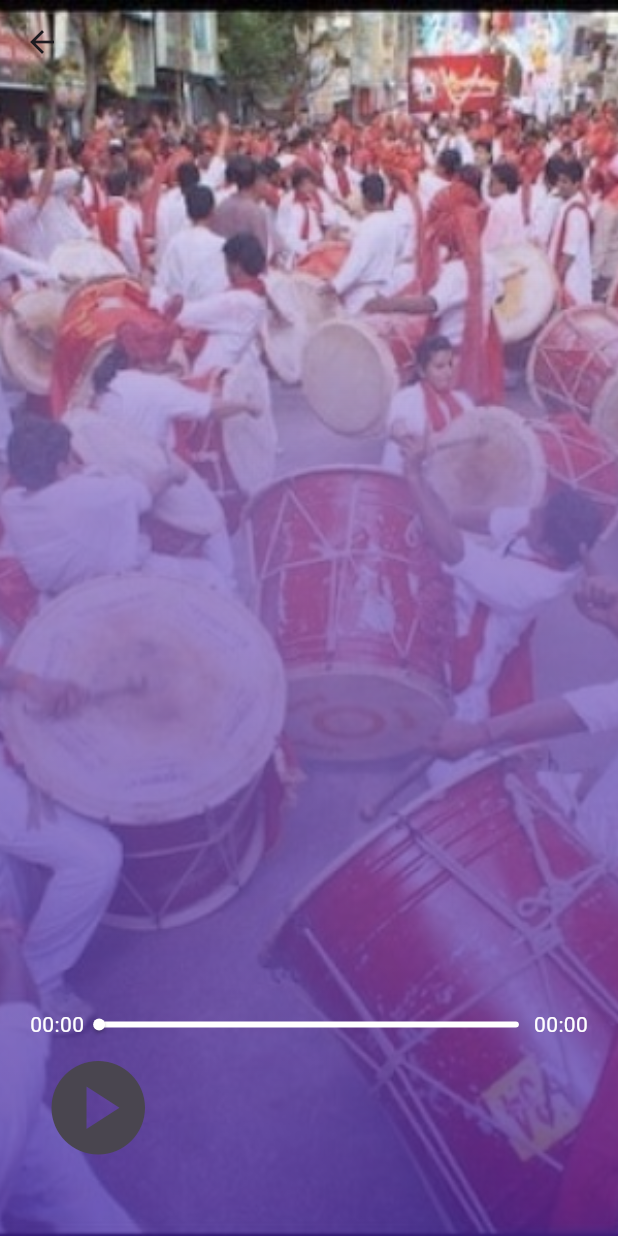
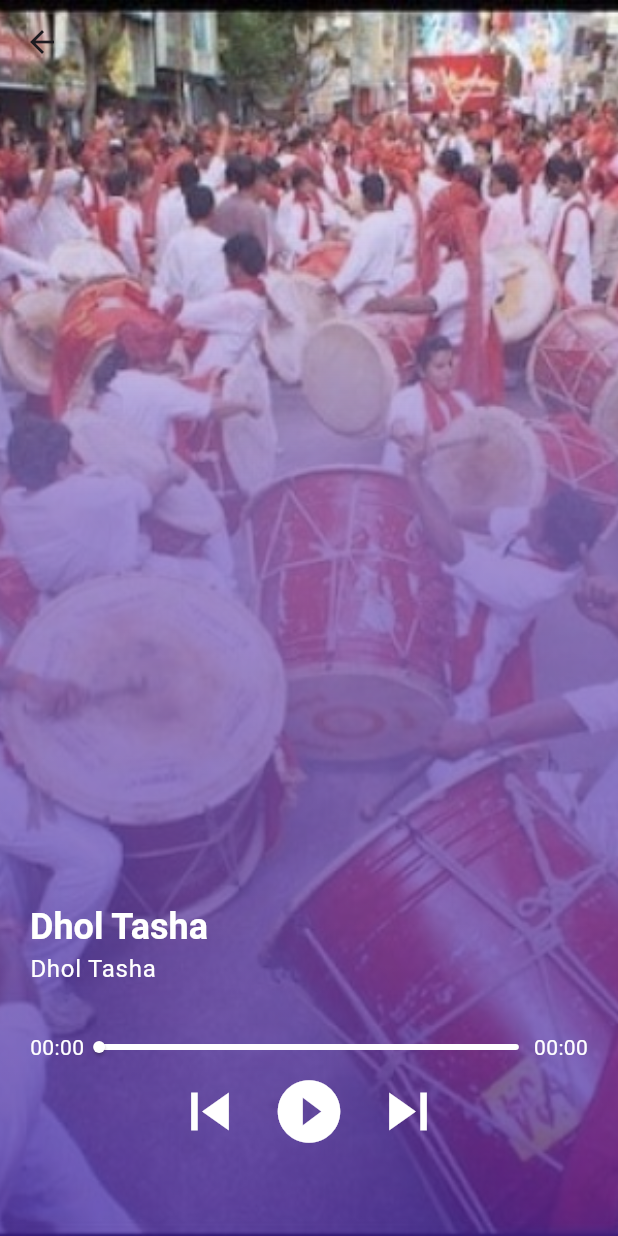
Before and after one commit to Jangle-Parth/Gaana, a Flutter app: the SongScreen screen opened by its route, on a phone screen of 412 x 824 dp. Run offline on Flutter 3.47's test engine with Material 3 defaults, Android fonts, the phone set to English and light mode, and no system bars; our stand-ins replace get, just_audio, rxdart.

Commit message:
Completed The Project

```diff
--- a/lib/screens/song_screen.dart
+++ b/lib/screens/song_screen.dart
@@ -1,6 +1,8 @@
 import 'package:GAANA/models/song_model.dart';
+import 'package:GAANA/widgets/player_buttons.dart';
 import 'package:GAANA/widgets/seekbar.dart';
 import 'package:flutter/material.dart';
+import 'package:get/get.dart';
 import 'package:just_audio/just_audio.dart';
 import 'package:rxdart/rxdart.dart' as rxdart;
 
@@ -12,7 +14,7 @@ class SongScreen extends StatefulWidget {
 
 class _SongScreenState extends State<SongScreen> {
   AudioPlayer audioPlayer = AudioPlayer();
-  Song song = Song.songs[0];
+  Song song = Get.arguments ?? Song.songs[0];
   void initState() {
     super.initState();
     audioPlayer.setAudioSource(ConcatenatingAudioSource(children: [
@@ -49,7 +51,9 @@ class _SongScreenState extends State<SongScreen> {
           ),
           _BackgroundFilter(),
           _MusicPlayer(
-              seekBarDataStream: _seekBarDataStream, audioPlayer: audioPlayer),
+              song: song,
+              seekBarDataStream: _seekBarDataStream,
+              audioPlayer: audioPlayer),
         ],
       ),
     );
@@ -59,21 +63,40 @@ class _SongScreenState extends State<SongScreen> {
 class _MusicPlayer extends StatelessWidget {
   const _MusicPlayer({
     super.key,
+    required this.song,
     required Stream<SeekBarData> seekBarDataStream,
     required this.audioPlayer,
   }) : _seekBarDataStream = seekBarDataStream;
-
+  final Song song;
   final Stream<SeekBarData> _seekBarDataStream;
   final AudioPlayer audioPlayer;
 
   @override
   Widget build(BuildContext context) {
     return Padding(
-      padding: const EdgeInsets.symmetric(horizontal: 20, vertical: 40),
+      padding: const EdgeInsets.symmetric(horizontal: 20, vertical: 50),
       child: Column(
         mainAxisAlignment: MainAxisAlignment.end,
         crossAxisAlignment: CrossAxisAlignment.start,
         children: [
+          Text(
+            song.title,
+            style: Theme.of(context)
+                .textTheme
+                .headlineSmall!
+                .copyWith(color: Colors.white, fontWeight: FontWeight.bold),
+          ),
+          Text(
+            song.description,
+            maxLines: 2,
+            style: Theme.of(context)
+                .textTheme
+                .bodyLarge!
+                .copyWith(color: Colors.white),
+          ),
+          SizedBox(
+            height: 30,
+          ),
           StreamBuilder<SeekBarData>(
             stream: _seekBarDataStream,
             builder: (context, snapshot) {
@@ -88,60 +111,6 @@ class _MusicPlayer extends StatelessWidget {
           PlayerButtons(audioPlayer: audioPlayer)
         ],
       ),
-    );
-  }
-}
-
-class PlayerButtons extends StatelessWidget {
-  const PlayerButtons({
-    super.key,
-    required this.audioPlayer,
-  });
-
-  final AudioPlayer audioPlayer;
-
-  @override
-  Widget build(BuildContext context) {
-    return Row(
-      children: [
-        StreamBuilder(
-          stream: audioPlayer.playerStateStream,
-          builder: (context, snapshot) {
-            if (snapshot.hasData) {
-              final playerState = snapshot.data;
-              final processingState =
-                  (playerState! as PlayerState).processingState;
-              if (processingState == ProcessingState.loading ||
-                  processingState == ProcessingState.buffering) {
-                return Container(
-                  width: 64,
-                  height: 64,
-                  margin: EdgeInsets.all(10),
-                  child: CircularProgressIndicator(),
-                );
-              } else if (!audioPlayer.playing) {
-                return IconButton(
-                    onPressed: audioPlayer.play,
-                    iconSize: 75,
-                    icon: Icon(Icons.play_circle));
-              } else if (processingState != ProcessingState.completed) {
-                return IconButton(
-                    onPressed: audioPlayer.pause,
-                    iconSize: 75,
-                    icon: Icon(Icons.pause));
-              } else {
-                return IconButton(
-                    onPressed: () => audioPlayer.seek(Duration.zero,
-                        index: audioPlayer.effectiveIndices!.first),
-                    iconSize: 75,
-                    icon: Icon(Icons.replay));
-              }
-            } else {
-              return CircularProgressIndicator();
-            }
-          },
-        ),
-      ],
     );
   }
 }
--- a/lib/widgets/player_buttons.dart
+++ b/lib/widgets/player_buttons.dart
@@ -14,14 +14,27 @@ class PlayerButtons extends StatelessWidget {
     return Row(
       mainAxisAlignment: MainAxisAlignment.center,
       children: [
-        // StreamBuilder(stream: stream, builder: builder),
-        StreamBuilder(
+        StreamBuilder<SequenceState?>(
+          stream: audioPlayer.sequenceStateStream,
+          builder: (context, index) {
+            return IconButton(
+              onPressed: audioPlayer.hasPrevious
+                  ? () => audioPlayer.seekToPrevious()
+                  : null,
+              icon: Icon(
+                Icons.skip_previous,
+                color: Colors.white,
+              ),
+              iconSize: 50,
+            );
+          },
+        ),
+        StreamBuilder<PlayerState>(
           stream: audioPlayer.playerStateStream,
           builder: (context, snapshot) {
             if (snapshot.hasData) {
               final playerState = snapshot.data;
-              final processingState =
-                  (playerState! as PlayerState).processingState;
+              final processingState = playerState!.processingState;
               if (processingState == ProcessingState.loading ||
                   processingState == ProcessingState.buffering) {
                 return Container(
@@ -33,25 +46,49 @@ class PlayerButtons extends StatelessWidget {
               } else if (!audioPlayer.playing) {
                 return IconButton(
                     onPressed: audioPlayer.play,
-                    iconSize: 75,
-                    icon: Icon(Icons.play_circle));
+                    iconSize: 50,
+                    icon: Icon(
+                      Icons.play_circle_fill_outlined,
+                      color: Colors.white,
+                    ));
               } else if (processingState != ProcessingState.completed) {
                 return IconButton(
                     onPressed: audioPlayer.pause,
-                    iconSize: 75,
-                    icon: Icon(Icons.pause));
+                    iconSize: 50,
+                    icon: Icon(
+                      Icons.pause,
+                      color: Colors.white,
+                    ));
               } else {
                 return IconButton(
-                    onPressed: () => audioPlayer.seek(Duration.zero,
-                        index: audioPlayer.effectiveIndices!.first),
-                    iconSize: 75,
-                    icon: Icon(Icons.replay));
+                  onPressed: () => audioPlayer.seek(Duration.zero,
+                      index: audioPlayer.effectiveIndices!.first),
+                  icon: Icon(
+                    Icons.replay,
+                    color: Colors.grey,
+                  ),
+                  iconSize: 50,
+                );
               }
             } else {
               return CircularProgressIndicator();
             }
           },
         ),
+        StreamBuilder<SequenceState?>(
+          stream: audioPlayer.sequenceStateStream,
+          builder: (context, index) {
+            return IconButton(
+              onPressed:
+                  audioPlayer.hasNext ? () => audioPlayer.seekToNext() : null,
+              icon: Icon(
+                Icons.skip_next,
+                color: Colors.white,
+              ),
+              iconSize: 50,
+            );
+          },
+        ),
       ],
     );
   }
--- a/lib/widgets/playlist_card.dart
+++ b/lib/widgets/playlist_card.dart
@@ -3,11 +3,12 @@ import 'package:flutter/material.dart';
 import 'package:get/get.dart';
 
 class PlaylistCard extends StatelessWidget {
+  final Playlist playlists;
   const PlaylistCard({
     Key? key,
     required this.playlists,
   }) : super(key: key);
-  final Playlist playlists;
+
   @override
   Widget build(BuildContext context) {
     return InkWell(
```
Also changed, not shown: lib/main.dart (+8 -2 lines), lib/screens/home_screen.dart (+21 -8 lines), lib/screens/playlist_screen.dart (+205 -0 lines), assets/images/JP.jpg (added).
